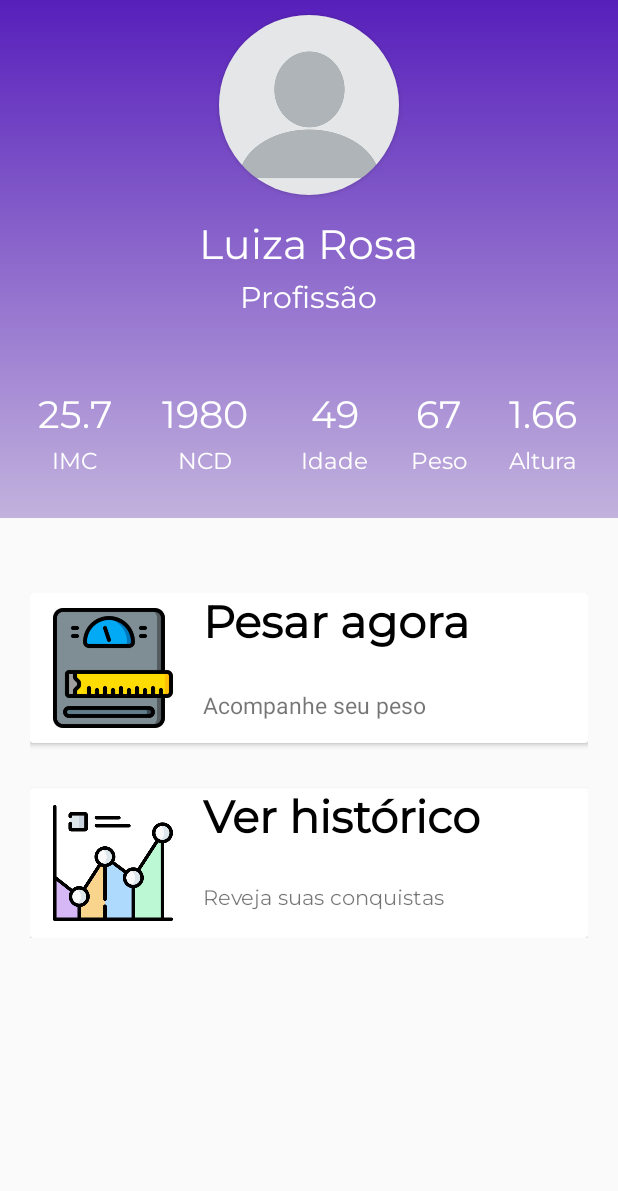
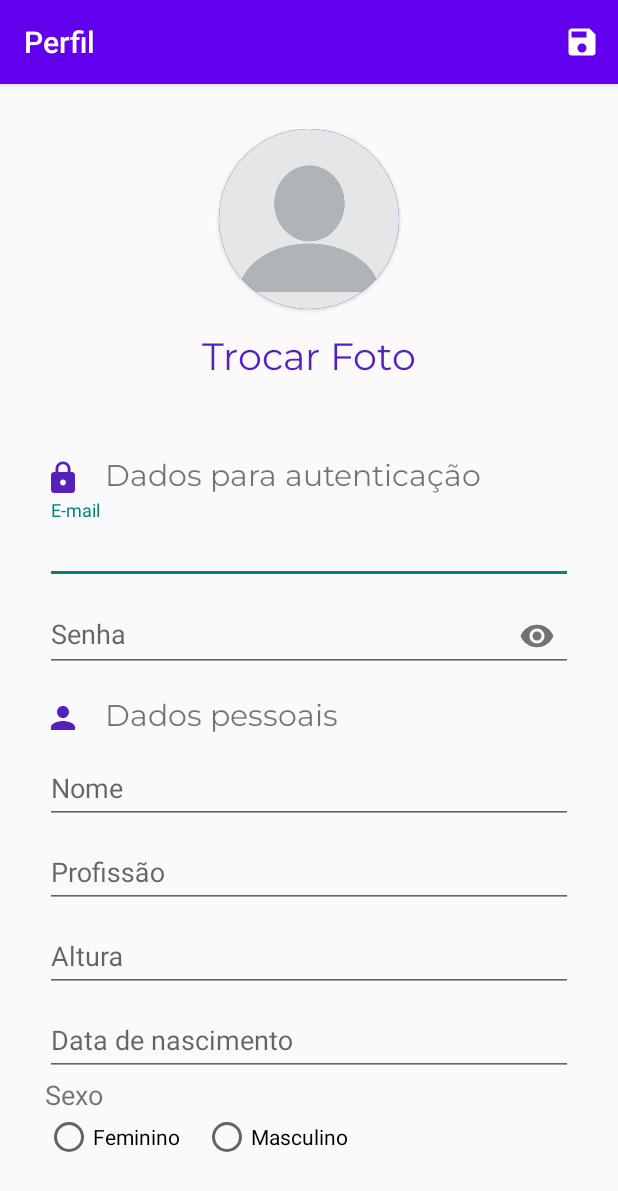
Before and after one commit to luuh-oliveira/projeto-imc-kt, an Android app: the screen it shows after launch (DashboardActivity before the commit, CadastroUsuarioActivity after it), on a phone screen of 412 x 824 dp. Shown: the top 1191 px of the screen. Run offline under Robolectric (Android 15) with nearby library versions, the phone set to English and light mode, and no system bars.

Commit message:
Tela de cadastro finalizada (layout)

```diff
--- a/ProjetoImc2/app/src/main/java/com/example/projetoimc/CadastroUsuarioActivity.kt
+++ b/ProjetoImc2/app/src/main/java/com/example/projetoimc/CadastroUsuarioActivity.kt
@@ -1,11 +1,52 @@
 package com.example.projetoimc
 
+import android.app.DatePickerDialog
 import androidx.appcompat.app.AppCompatActivity
 import android.os.Bundle
+import android.view.Menu
+import android.view.MenuItem
+import android.widget.EditText
+import android.widget.Toast
+import java.util.*
 
 class CadastroUsuarioActivity : AppCompatActivity() {
     override fun onCreate(savedInstanceState: Bundle?) {
         super.onCreate(savedInstanceState)
         setContentView(R.layout.activity_cadastro_usuario)
+
+        supportActionBar!!.title = "Perfil"
+
+        val calendario = Calendar.getInstance()
+
+        val ano = calendario.get(Calendar.YEAR)
+        val mes = calendario.get(Calendar.MONTH)
+        val dia = calendario.get(Calendar.DAY_OF_MONTH)
+
+        val etDataNascimento = findViewById<EditText>(R.id.et_data_nascimento)
+
+        etDataNascimento.setOnClickListener {
+            val dp = DatePickerDialog(this,
+                    DatePickerDialog.OnDateSetListener { view, _ano, _mes, _dia ->
+                        etDataNascimento.setText("$_dia/${_mes + 1}/$_ano") }, ano, mes, dia)
+
+            dp.show()
+        }
+
+
+
     }
+
+    override fun onCreateOptionsMenu(menu: Menu?): Boolean {
+        menuInflater.inflate(R.menu.menu, menu)
+        return true
+    }
+
+    override fun onOptionsItemSelected(item: MenuItem): Boolean {
+        if (item.itemId == R.id.menu_save){
+            Toast.makeText(this, "Salvar", Toast.LENGTH_SHORT).show()
+        }
+        return true
+    }
+
+
 }
--- a/ProjetoImc2/app/src/main/java/com/example/projetoimc/DashboardActivity.kt
+++ b/ProjetoImc2/app/src/main/java/com/example/projetoimc/DashboardActivity.kt
@@ -7,5 +7,8 @@ class DashboardActivity : AppCompatActivity() {
     override fun onCreate(savedInstanceState: Bundle?) {
         super.onCreate(savedInstanceState)
         setContentView(R.layout.activity_dashboard)
+
+        supportActionBar!!.hide()
+
     }
 }
--- a/ProjetoImc2/app/src/main/java/com/example/projetoimc/LoginActivity.kt
+++ b/ProjetoImc2/app/src/main/java/com/example/projetoimc/LoginActivity.kt
@@ -7,5 +7,8 @@ class LoginActivity : AppCompatActivity() {
     override fun onCreate(savedInstanceState: Bundle?) {
         super.onCreate(savedInstanceState)
         setContentView(R.layout.activity_login)
+
+        supportActionBar!!.hide()
+
     }
 }
--- a/ProjetoImc2/app/src/main/java/com/example/projetoimc/MainActivity.kt
+++ b/ProjetoImc2/app/src/main/java/com/example/projetoimc/MainActivity.kt
@@ -10,6 +10,8 @@ class MainActivity : AppCompatActivity() {
     override fun onCreate(savedInstanceState: Bundle?) {
         super.onCreate(savedInstanceState)
         setContentView(R.layout.activity_main)
+
+        supportActionBar!!.hide()
 
         //val é imutável - var é mutável
 
--- /dev/null
+++ b/ProjetoImc2/app/src/main/res/drawable/save_24.xml
@@ -0,0 +1,10 @@
+<vector xmlns:android="http://schemas.android.com/apk/res/android"
+    android:width="24dp"
+    android:height="24dp"
+    android:viewportWidth="24"
+    android:viewportHeight="24"
+    android:tint="?attr/colorControlNormal">
+  <path
+      android:fillColor="@android:color/white"
+      android:pathData="M17,3L5,3c-1.11,0 -2,0.9 -2,2v14c0,1.1 0.89,2 2,2h14c1.1,0 2,-0.9 2,-2L21,7l-4,-4zM12,19c-1.66,0 -3,-1.34 -3,-3s1.34,-3 3,-3 3,1.34 3,3 -1.34,3 -3,3zM15,9L5,9L5,5h10v4z"/>
+</vector>
--- a/ProjetoImc2/app/src/main/res/layout/activity_cadastro_usuario.xml
+++ b/ProjetoImc2/app/src/main/res/layout/activity_cadastro_usuario.xml
@@ -141,22 +141,29 @@
                 android:hint="Data de nascimento">
 
                 <EditText
+                    android:id="@+id/et_data_nascimento"
                     android:layout_width="match_parent"
                     android:layout_height="wrap_content"
-                    android:inputType="date"/>
+                    android:focusable="false"/>
 
             </com.google.android.material.textfield.TextInputLayout>
 
             <com.google.android.material.textfield.TextInputLayout
                 android:layout_width="match_parent"
                 android:layout_height="wrap_content"
-                android:hint="Sexo"
                 >
+
+                <TextView
+                    android:layout_width="wrap_content"
+                    android:layout_height="wrap_content"
+                    android:text="Sexo"
+                    android:textSize="18sp"/>
 
                 <RadioGroup
                     android:layout_width="match_parent"
                     android:layout_height="wrap_content"
-                    android:orientation="horizontal">
+                    android:orientation="horizontal"
+                    >
 
                     <RadioButton
                         android:layout_width="wrap_content"
--- /dev/null
+++ b/ProjetoImc2/app/src/main/res/menu/menu.xml
@@ -0,0 +1,13 @@
+<?xml version="1.0" encoding="utf-8"?>
+<menu xmlns:android="http://schemas.android.com/apk/res/android"
+    xmlns:app="http://schemas.android.com/apk/res-auto">
+
+    <item
+        android:id="@+id/menu_save"
+        android:title="Salvar"
+        android:icon="@drawable/save_24"
+        app:showAsAction="always"
+        />
+
+
+</menu>
--- a/ProjetoImc2/app/src/main/res/values/themes.xml
+++ b/ProjetoImc2/app/src/main/res/values/themes.xml
@@ -1,6 +1,6 @@
 <resources xmlns:tools="http://schemas.android.com/tools">
     <!-- Base application theme. -->
-    <style name="Theme.ProjetoImc" parent="Theme.AppCompat.DayNight.NoActionBar">
+    <style name="Theme.ProjetoImc" parent="Theme.AppCompat.DayNight.DarkActionBar">
         <!-- Primary brand color. -->
         <item name="colorPrimary">@color/purple_500</item>
         <item name="colorPrimaryVariant">@color/purple_700</item>
```
Also changed, not shown: ProjetoImc2/app/src/main/AndroidManifest.xml (+7 -3 lines).
